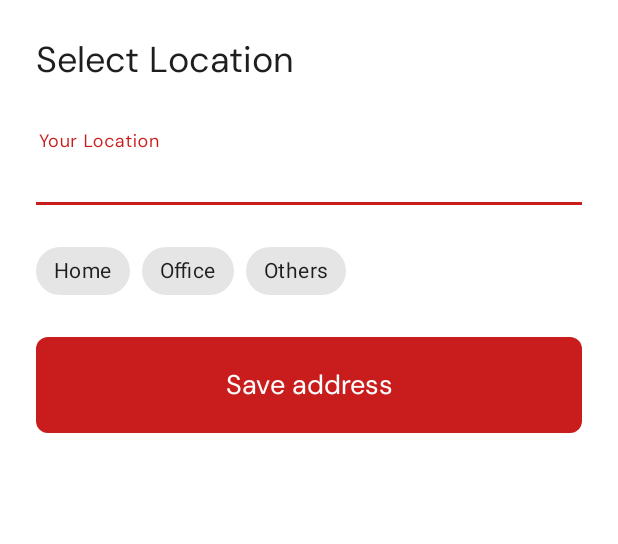
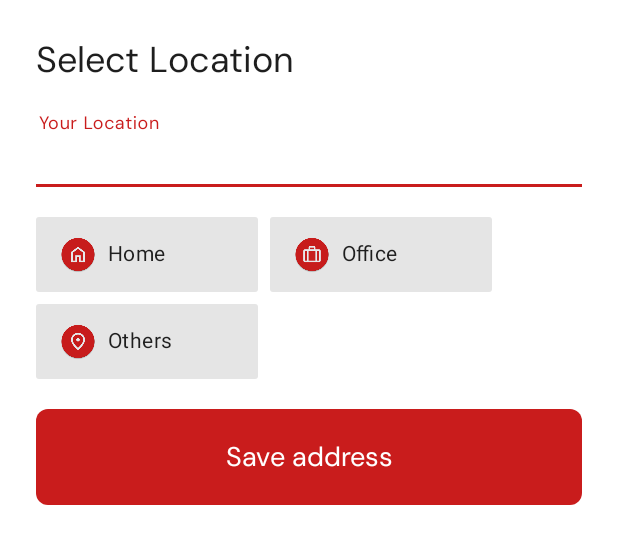
Before and after one commit to daka-kolp/MyWay, an Android app: the layout save_address_bottom_sheet.xml on its own in the app's theme, with its tools: preview values and no code run, on a phone screen of 412 x 824 dp. Shown: the top 544 px of the screen. Run offline under Robolectric (Android 15) with nearby library versions, the phone set to English and light mode, and no system bars.

Commit message:
save_address_bottom_sheet.xml done

```diff
--- /dev/null
+++ b/app/src/main/res/drawable/chip_color.xml
@@ -0,0 +1,5 @@
+<?xml version="1.0" encoding="utf-8"?>
+<selector xmlns:android="http://schemas.android.com/apk/res/android">
+    <item android:color="@color/primaryContainer" android:state_checked="true" />
+    <item android:color="@color/secondaryText" />
+</selector>
--- a/app/src/main/res/layout/save_address_bottom_sheet.xml
+++ b/app/src/main/res/layout/save_address_bottom_sheet.xml
@@ -19,7 +19,7 @@
 
     <Space
         android:layout_width="wrap_content"
-        android:layout_height="20dp" />
+        android:layout_height="8dp" />
 
     <com.google.android.material.textfield.TextInputLayout
         android:id="@+id/address_input_layout"
@@ -43,25 +43,33 @@
         android:id="@+id/chipGroup"
         android:layout_width="match_parent"
         android:layout_height="wrap_content"
+        app:chipSpacingVertical="8dp"
         app:singleSelection="true">
 
         <com.google.android.material.chip.Chip
             android:id="@+id/chip_home"
-            android:layout_width="wrap_content"
-            android:layout_height="wrap_content"
-            android:text="@string/home" />
+            android:layout_width="148dp"
+            android:layout_height="50dp"
+            android:text="@string/home"
+            app:chipIcon="@drawable/home_ic"
+            app:chipIconEnabled="true" />
 
         <com.google.android.material.chip.Chip
             android:id="@+id/chip_office"
-            android:layout_width="wrap_content"
-            android:layout_height="wrap_content"
-            android:text="@string/office" />
+            android:layout_width="148dp"
+            android:layout_height="50dp"
+            android:text="@string/office"
+            app:chipIcon="@drawable/office_ic"
+            app:chipIconEnabled="true" />
 
         <com.google.android.material.chip.Chip
             android:id="@+id/chip_others"
-            android:layout_width="wrap_content"
-            android:layout_height="wrap_content"
-            android:text="@string/others" />
+            android:layout_width="148dp"
+            android:layout_height="50dp"
+            android:text="@string/others"
+            app:chipIcon="@drawable/others_ic"
+
+            app:chipIconEnabled="true" />
     </com.google.android.material.chip.ChipGroup>
 
     <Space
--- a/app/src/main/res/values/styles.xml
+++ b/app/src/main/res/values/styles.xml
@@ -24,4 +24,16 @@
         <item name="android:paddingTop">28dp</item>
         <item name="android:paddingBottom">12dp</item>
     </style>
+
+    <style name="MyWayChipStyle" parent="Widget.MaterialComponents.Chip.Choice">
+        <item name="background">@drawable/chip_color</item>
+        <item name="android:textColor">@color/primaryText</item>
+        <item name="chipCornerRadius">2dp</item>
+        <item name="android:textSize">14sp</item>
+        <item name="ensureMinTouchTargetSize">false</item>
+        <item name="chipStartPadding">16dp</item>
+        <item name="chipEndPadding">16dp</item>
+
+        <item name="shapeAppearanceOverlay">@style/ShapeAppearanceOverlay.MaterialComponents.Chip</item>
+    </style>
 </resources>
--- a/app/src/main/res/values/themes.xml
+++ b/app/src/main/res/values/themes.xml
@@ -12,5 +12,6 @@
         <item name="fontFamily">@font/dm_sans_regular</item>
         <item name="android:indeterminateTint">@color/primary</item>
         <item name="textInputStyle">@style/MyWayInputStyle</item>
+        <item name="chipStyle">@style/MyWayChipStyle</item>
     </style>
 </resources>
```
Also changed, not shown: app/src/main/res/drawable/home_ic.webp (added), app/src/main/res/drawable/office_ic.webp (added), app/src/main/res/drawable/others_ic.webp (added).
